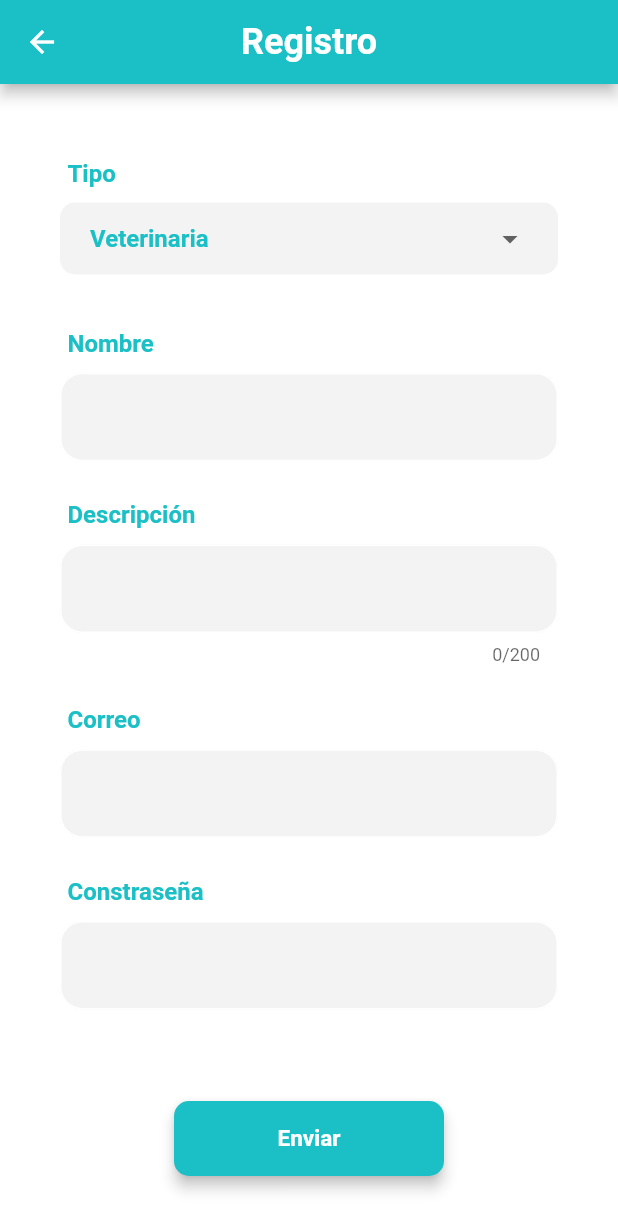
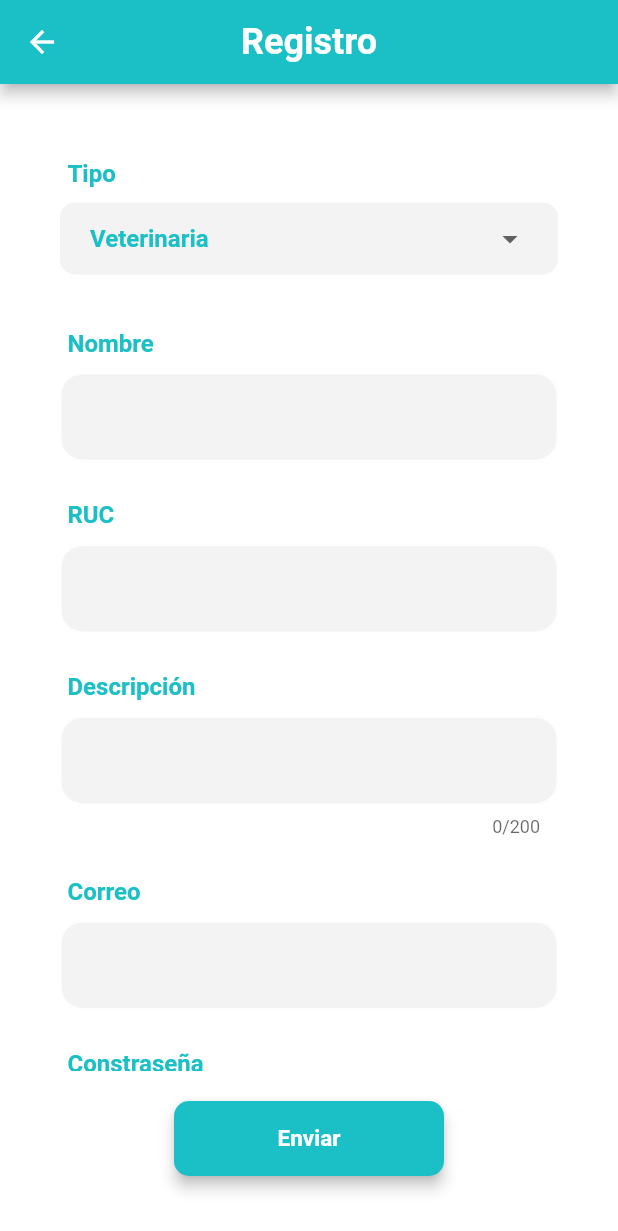
Before and after one commit to caloja1014/pet_care, a Flutter app: the RegisterLocalVetView screen opened by its route, on a phone screen of 412 x 824 dp. Shown: the top 1231 px of the screen. Run offline on Flutter 3.47's test engine with Material 2 defaults, Android fonts, the phone set to English and light mode, and no system bars; our stand-ins replace get, google_fonts, image_picker.

Commit message:
fixes on front

```diff
--- a/lib/app/modules/register_local_vet/bindings/register_local_vet.binding.dart
+++ b/lib/app/modules/register_local_vet/bindings/register_local_vet.binding.dart
@@ -1,12 +1,14 @@
 import 'package:get/get.dart';
+import 'package:pet_care/app/data/serivces/connection_wrapper.dart';
 
 import '../controllers/register_local_vet.controller.dart';
 
 class RegisterLocalVetBinding extends Bindings {
   @override
   void dependencies() {
+    Get.lazyPut(() => ConnectionWrapper());
     Get.lazyPut<RegisterLocalVetController>(
-      () => RegisterLocalVetController(),
+      () => RegisterLocalVetController(connectionWrapper: Get.find()),
     );
   }
 }
--- a/lib/app/modules/register_local_vet/views/register_local_vet.view.dart
+++ b/lib/app/modules/register_local_vet/views/register_local_vet.view.dart
@@ -1,6 +1,7 @@
 import 'package:flutter/material.dart';
 
 import 'package:get/get.dart';
+import 'package:pet_care/app/routes/app_pages.dart';
 import 'package:pet_care/app/widgets/custom_text_field.dart';
 
 import '../controllers/register_local_vet.controller.dart';
@@ -9,6 +10,8 @@ class RegisterLocalVetView extends GetView<RegisterLocalVetController> {
   RegisterLocalVetView({Key? key}) : super(key: key);
   final vgap = Get.height * 0.02;
   final _formKey = GlobalKey<FormState>();
+  Map<String, TextEditingController> controllers = {};
+  RxBool value = true.obs;
   @override
   Widget build(BuildContext context) {
     return Scaffold(
@@ -54,6 +57,26 @@ class RegisterLocalVetView extends GetView<RegisterLocalVetController> {
                             }
                             return null;
                           },
+                          controller: controllers.putIfAbsent(
+                            'name',
+                            () => TextEditingController(),
+                          ),
+                        ),
+                        SizedBox(
+                          height: vgap,
+                        ),
+                        CustomTextField(
+                          textLabel: 'RUC',
+                          validator: (value) {
+                            if (value == null || value.isEmpty) {
+                              return 'Por favor ingrese el RUC';
+                            }
+                            return null;
+                          },
+                          controller: controllers.putIfAbsent(
+                            'ruc',
+                            () => TextEditingController(),
+                          ),
                         ),
                         SizedBox(
                           height: vgap,
@@ -69,6 +92,10 @@ class RegisterLocalVetView extends GetView<RegisterLocalVetController> {
 
                             return null;
                           },
+                          controller: controllers.putIfAbsent(
+                            'description',
+                            () => TextEditingController(),
+                          ),
                         ),
                         SizedBox(
                           height: vgap,
@@ -93,9 +120,12 @@ class RegisterLocalVetView extends GetView<RegisterLocalVetController> {
                             if (value == null || value.isEmpty) {
                               return 'Por favor ingrese una contraseña';
                             }
-
                             return null;
                           },
+                          controller: controllers.putIfAbsent(
+                            'password',
+                            () => TextEditingController(),
+                          ),
                         ),
                       ],
                     ),
@@ -111,9 +141,27 @@ class RegisterLocalVetView extends GetView<RegisterLocalVetController> {
                   if (_formKey.currentState!.validate()) {
                     // If the form is valid, display a snackbar. In the real world,
                     // you'd often call a server or save the information in a database.
-                    ScaffoldMessenger.of(context).showSnackBar(
-                      const SnackBar(content: Text('Processing Data')),
-                    );
+                    controller
+                        .postLocal(
+                      name: controllers['name']!.text,
+                      description: controllers['description']!.text,
+                      isVeterinary: value.value,
+                      ownerIdentification: controllers['ruc']!.text,
+                    )
+                        .then((value) {
+                      if (value.statusCode == 200) {
+                        ScaffoldMessenger.of(context).showSnackBar(
+                          const SnackBar(
+                              content: Text('Agregado correctamente')),
+                        );
+
+                        Get.toNamed(Routes.LOGIN);
+                      } else {
+                        ScaffoldMessenger.of(context).showSnackBar(
+                          const SnackBar(content: Text('Error')),
+                        );
+                      }
+                    });
                   }
                 },
                 child: const Text(
@@ -128,7 +176,6 @@ class RegisterLocalVetView extends GetView<RegisterLocalVetController> {
   }
 
   Widget dropDownCustom(context) {
-    RxBool value = true.obs;
     return Column(
       children: [
         Container(
--- a/lib/config/config.dart
+++ b/lib/config/config.dart
@@ -1,6 +1,6 @@
 const Map<String, dynamic> ENV = {
   "API": {
-    "ROOT_PATH": "localhost:3000",
+    "ROOT_PATH": "http://localhost:3000",
   },
   "ASSETS": {
     "IMAGES":{
```
Also changed, not shown: lib/app/data/serivces/connection_wrapper.dart (+36 -10 lines), lib/app/modules/register_local_vet/controllers/register_local_vet.controller.dart (+35 -0 lines), 1 other file.
